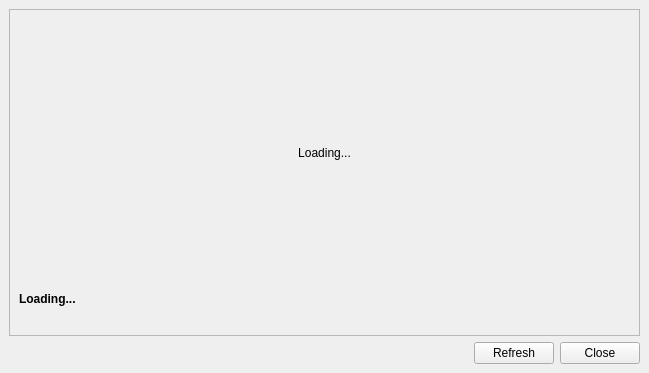
First picture: the form in ui/mainwindow.ui, repository se0siris/bing-wallpaper-changer, before the edit.
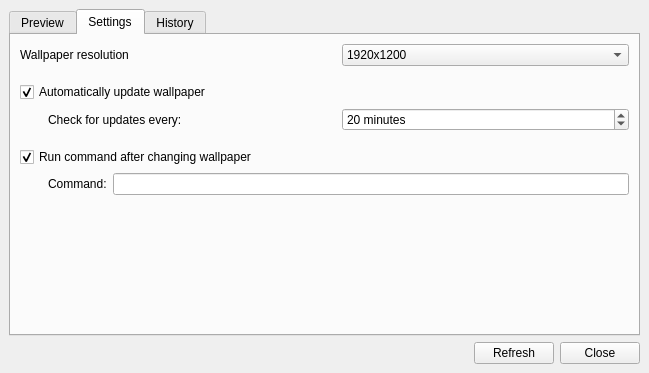
Second picture: the form after the edit. The open tabs and pages were chosen to show the change. Icons and pictures are not drawn. Custom widgets are drawn as their Qt base class.

Commit message: Added settings and history tabs to main window. Added option to choose image resolution. Auto updates can now be enabled/disabled and the interval in minutes (up to a max of 1440 for 24 hours) can be set. Added option to run command after changing wallpaper for running things like Sysinternals' BgInfo app. Command is not actually run yet.

The edit to the form file:
```diff
--- a/ui/mainwindow.ui
+++ b/ui/mainwindow.ui
@@ -18,23 +18,18 @@
     <normaloff>:/icons/ui/ot_icon.png</normaloff>:/icons/ui/ot_icon.png</iconset>
   </property>
   <widget class="QWidget" name="centralWidget">
-   <layout class="QVBoxLayout" name="verticalLayout">
-    <item>
-     <widget class="QFrame" name="frame">
-      <property name="sizePolicy">
-       <sizepolicy hsizetype="MinimumExpanding" vsizetype="MinimumExpanding">
-        <horstretch>0</horstretch>
-        <verstretch>0</verstretch>
-       </sizepolicy>
-      </property>
-      <property name="frameShape">
-       <enum>QFrame::StyledPanel</enum>
-      </property>
-      <property name="frameShadow">
-       <enum>QFrame::Raised</enum>
-      </property>
       <layout class="QVBoxLayout" name="verticalLayout_2">
        <item>
+     <widget class="QTabWidget" name="tabWidget">
+      <property name="currentIndex">
+       <number>0</number>
+      </property>
+      <widget class="QWidget" name="tab_preview">
+       <attribute name="title">
+        <string>Preview</string>
+       </attribute>
+       <layout class="QVBoxLayout" name="verticalLayout">
+        <item>
         <widget class="ImageLabel" name="lbl_image_preview">
          <property name="sizePolicy">
           <sizepolicy hsizetype="Ignored" vsizetype="Ignored">
@@ -90,6 +85,216 @@
        </item>
       </layout>
      </widget>
+      <widget class="QWidget" name="tab_settings">
+       <attribute name="title">
+        <string>Settings</string>
+       </attribute>
+       <layout class="QVBoxLayout" name="verticalLayout_3">
+        <item>
+         <layout class="QHBoxLayout" name="horizontalLayout_4">
+          <item>
+           <widget class="QLabel" name="label_3">
+            <property name="text">
+             <string>Wallpaper resolution</string>
+            </property>
+           </widget>
+          </item>
+          <item>
+           <spacer name="horizontalSpacer_3">
+            <property name="orientation">
+             <enum>Qt::Horizontal</enum>
+            </property>
+            <property name="sizeType">
+             <enum>QSizePolicy::Fixed</enum>
+            </property>
+            <property name="sizeHint" stdset="0">
+             <size>
+              <width>28</width>
+              <height>20</height>
+             </size>
+            </property>
+           </spacer>
+          </item>
+          <item>
+           <widget class="QComboBox" name="cb_resolution">
+            <property name="currentIndex">
+             <number>3</number>
+            </property>
+            <item>
+             <property name="text">
+              <string>1024x768</string>
+             </property>
+            </item>
+            <item>
+             <property name="text">
+              <string>1280x720</string>
+             </property>
+            </item>
+            <item>
+             <property name="text">
+              <string>1366x768</string>
+             </property>
+            </item>
+            <item>
+             <property name="text">
+              <string>1920x1200</string>
+             </property>
+            </item>
+           </widget>
+          </item>
+         </layout>
+        </item>
+        <item>
+         <spacer name="verticalSpacer_2">
+          <property name="orientation">
+           <enum>Qt::Vertical</enum>
+          </property>
+          <property name="sizeType">
+           <enum>QSizePolicy::Fixed</enum>
+          </property>
+          <property name="sizeHint" stdset="0">
+           <size>
+            <width>20</width>
+            <height>10</height>
+           </size>
+          </property>
+         </spacer>
+        </item>
+        <item>
+         <widget class="QCheckBox" name="cb_auto_update">
+          <property name="text">
+           <string>Automatically update wallpaper</string>
+          </property>
+          <property name="checked">
+           <bool>true</bool>
+          </property>
+         </widget>
+        </item>
+        <item>
+         <layout class="QHBoxLayout" name="horizontalLayout_2">
+          <item>
+           <spacer name="horizontalSpacer_2">
+            <property name="orientation">
+             <enum>Qt::Horizontal</enum>
+            </property>
+            <property name="sizeType">
+             <enum>QSizePolicy::Fixed</enum>
+            </property>
+            <property name="sizeHint" stdset="0">
+             <size>
+              <width>28</width>
+              <height>20</height>
+             </size>
+            </property>
+           </spacer>
+          </item>
+          <item>
+           <widget class="QLabel" name="label">
+            <property name="text">
+             <string>Check for updates every:</string>
+            </property>
+           </widget>
+          </item>
+          <item>
+           <widget class="QSpinBox" name="sb_update_interval">
+            <property name="suffix">
+             <string> minutes</string>
+            </property>
+            <property name="minimum">
+             <number>1</number>
+            </property>
+            <property name="maximum">
+             <number>1440</number>
+            </property>
+            <property name="value">
+             <number>20</number>
+            </property>
+           </widget>
+          </item>
+         </layout>
+        </item>
+        <item>
+         <spacer name="verticalSpacer_3">
+          <property name="orientation">
+           <enum>Qt::Vertical</enum>
+          </property>
+          <property name="sizeType">
+           <enum>QSizePolicy::Fixed</enum>
+          </property>
+          <property name="sizeHint" stdset="0">
+           <size>
+            <width>20</width>
+            <height>10</height>
+           </size>
+          </property>
+         </spacer>
+        </item>
+        <item>
+         <widget class="QCheckBox" name="cb_run_command">
+          <property name="text">
+           <string>Run command after changing wallpaper</string>
+          </property>
+          <property name="checked">
+           <bool>true</bool>
+          </property>
+         </widget>
+        </item>
+        <item>
+         <layout class="QHBoxLayout" name="horizontalLayout_3">
+          <item>
+           <spacer name="horizontalSpacer_4">
+            <property name="orientation">
+             <enum>Qt::Horizontal</enum>
+            </property>
+            <property name="sizeType">
+             <enum>QSizePolicy::Fixed</enum>
+            </property>
+            <property name="sizeHint" stdset="0">
+             <size>
+              <width>28</width>
+              <height>20</height>
+             </size>
+            </property>
+           </spacer>
+          </item>
+          <item>
+           <widget class="QLabel" name="label_2">
+            <property name="text">
+             <string>Command:</string>
+            </property>
+           </widget>
+          </item>
+          <item>
+           <widget class="QLineEdit" name="le_command"/>
+          </item>
+         </layout>
+        </item>
+        <item>
+         <spacer name="verticalSpacer">
+          <property name="orientation">
+           <enum>Qt::Vertical</enum>
+          </property>
+          <property name="sizeHint" stdset="0">
+           <size>
+            <width>20</width>
+            <height>226</height>
+           </size>
+          </property>
+         </spacer>
+        </item>
+       </layout>
+      </widget>
+      <widget class="QWidget" name="tab_history">
+       <attribute name="title">
+        <string>History</string>
+       </attribute>
+       <layout class="QVBoxLayout" name="verticalLayout_4">
+        <item>
+         <widget class="QListView" name="lv_wallpaper_history"/>
+        </item>
+       </layout>
+      </widget>
+     </widget>
     </item>
     <item>
      <layout class="QHBoxLayout" name="horizontalLayout">
```
Left out of the diff: 67 changed lines with no effect on the pictures. Lines whose indentation alone changed are shown as unchanged. The commit also changes 4 other files.
